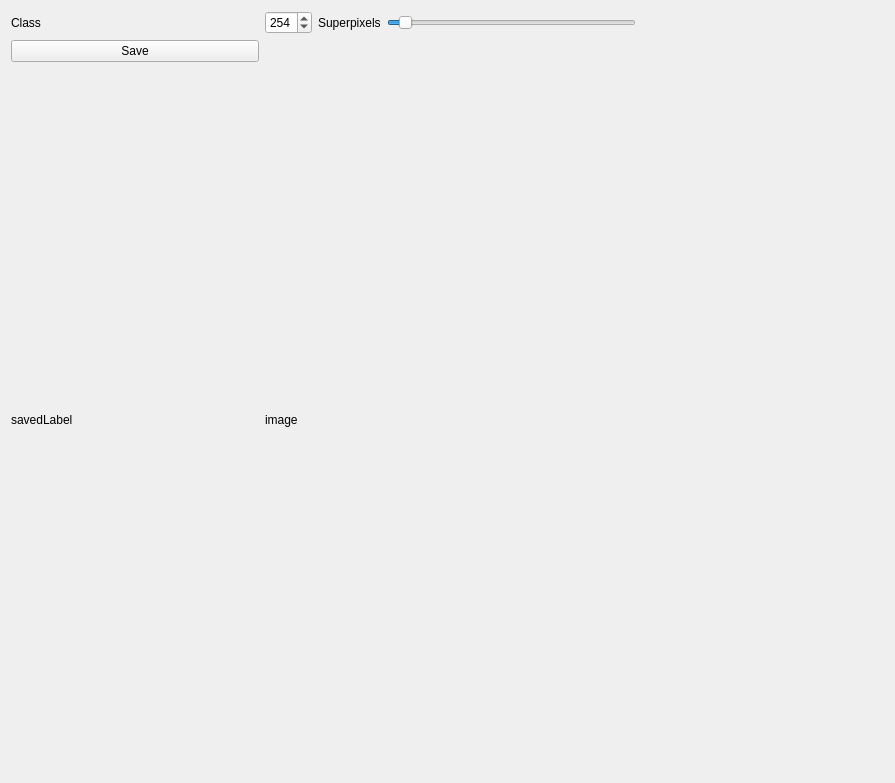
Old version of the form source/superpixellib/source/imageeditor.ui in the repository chriamue/ai_cam.
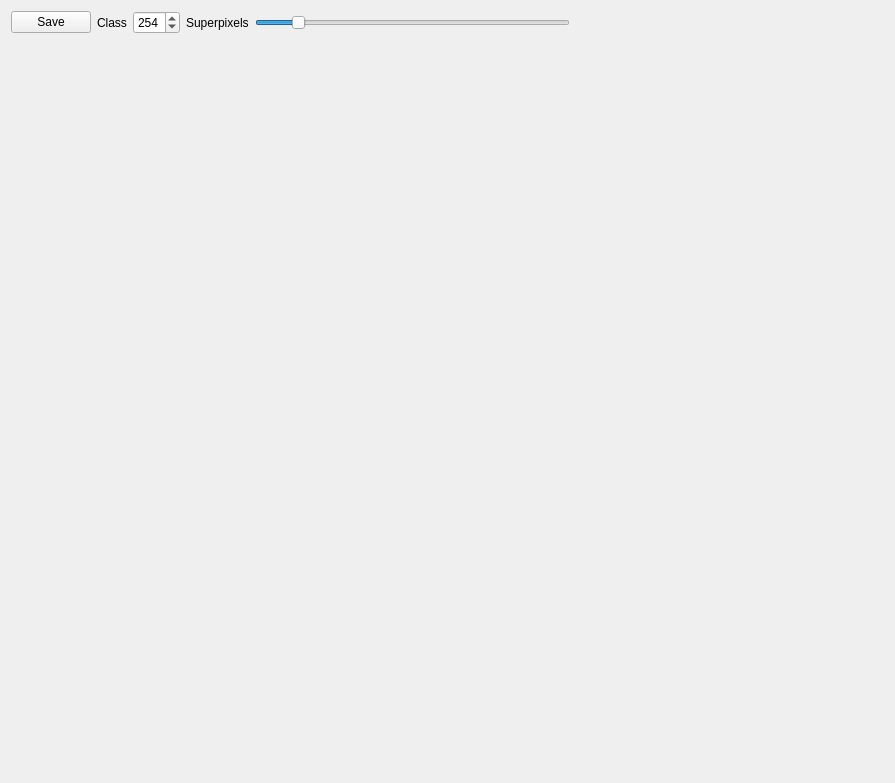
New version of the form.

```diff
--- a/source/superpixellib/source/imageeditor.ui
+++ b/source/superpixellib/source/imageeditor.ui
@@ -24,13 +24,6 @@
      </property>
     </widget>
    </item>
-   <item row="4" column="2" colspan="3">
-    <widget class="QLabel" name="imageLabel">
-     <property name="text">
-      <string>image</string>
-     </property>
-    </widget>
-   </item>
    <item row="0" column="4">
     <widget class="QSlider" name="num_superpixels">
      <property name="minimum">
@@ -40,26 +33,13 @@
       <number>2000</number>
      </property>
      <property name="value">
-      <number>100</number>
+      <number>250</number>
      </property>
      <property name="orientation">
       <enum>Qt::Horizontal</enum>
      </property>
     </widget>
    </item>
-   <item row="2" column="1">
-    <spacer name="horizontalSpacer">
-     <property name="orientation">
-      <enum>Qt::Horizontal</enum>
-     </property>
-     <property name="sizeHint" stdset="0">
-      <size>
-       <width>40</width>
-       <height>20</height>
-      </size>
-     </property>
-    </spacer>
-   </item>
    <item row="0" column="3">
     <widget class="QLabel" name="label_2">
      <property name="text">
@@ -80,19 +60,6 @@
      </property>
     </spacer>
    </item>
-   <item row="2" column="4">
-    <spacer name="verticalSpacer">
-     <property name="orientation">
-      <enum>Qt::Vertical</enum>
-     </property>
-     <property name="sizeHint" stdset="0">
-      <size>
-       <width>20</width>
-       <height>40</height>
-      </size>
-     </property>
-    </spacer>
-   </item>
    <item row="2" column="6">
     <spacer name="horizontalSpacer_2">
      <property name="orientation">
@@ -113,17 +80,24 @@
      </property>
     </widget>
    </item>
-   <item row="1" column="1">
-    <widget class="QPushButton" name="saveButton">
-     <property name="text">
-      <string>Save</string>
-     </property>
-    </widget>
-   </item>
    <item row="4" column="1">
     <widget class="QLabel" name="savedLabel">
      <property name="text">
-      <string>savedLabel</string>
+      <string/>
+     </property>
+    </widget>
+   </item>
+   <item row="0" column="0">
+    <widget class="QPushButton" name="saveButton">
+     <property name="text">
+      <string>Save</string>
+     </property>
+    </widget>
+   </item>
+   <item row="2" column="1" colspan="4">
+    <widget class="QLabel" name="imageLabel">
+     <property name="text">
+      <string/>
      </property>
     </widget>
    </item>
```
